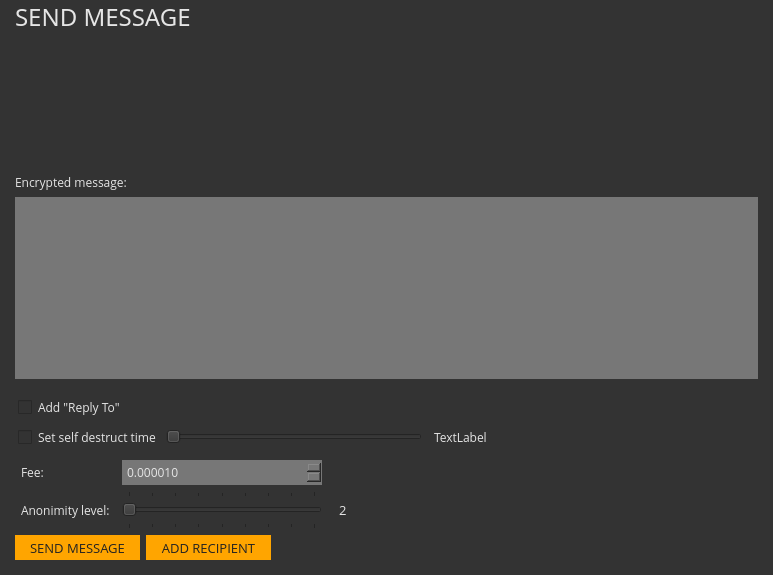
Before: the Qt Designer form src/gui/ui/sendmessageframe.ui in ConcealNetwork/conceal-desktop, drawn with Qt 5.
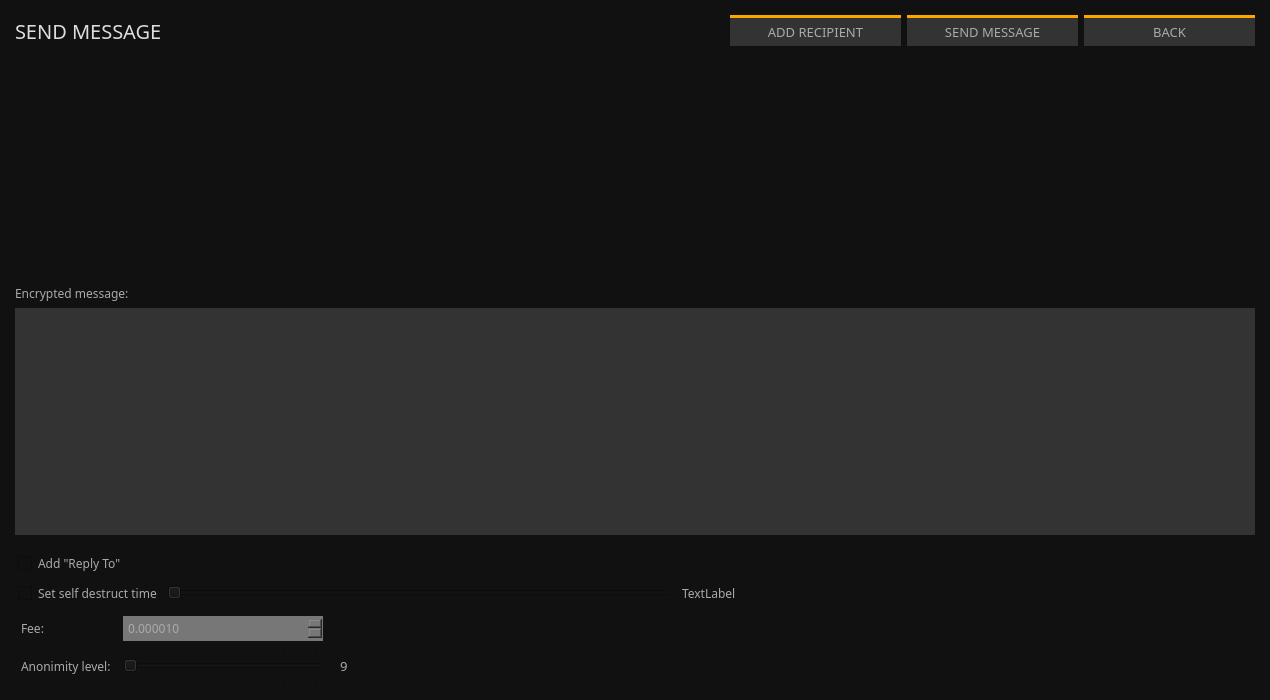
After: the same form once the commit is applied.

Diff of the .ui file:
```diff
--- a/src/gui/ui/sendmessageframe.ui
+++ b/src/gui/ui/sendmessageframe.ui
@@ -6,15 +6,15 @@
    <rect>
     <x>0</x>
     <y>0</y>
-    <width>773</width>
-    <height>575</height>
+    <width>1270</width>
+    <height>700</height>
    </rect>
   </property>
   <property name="windowTitle">
    <string>Frame</string>
   </property>
   <property name="styleSheet">
-   <string notr="true">border: 0px; background-color: #333; color: #e5e5e5;</string>
+   <string notr="true">border: 0px; background-color: #111; color: #aaa</string>
   </property>
   <property name="frameShape">
    <enum>QFrame::NoFrame</enum>
@@ -27,7 +27,7 @@
     <number>15</number>
    </property>
    <property name="topMargin">
-    <number>0</number>
+    <number>15</number>
    </property>
    <property name="rightMargin">
     <number>15</number>
@@ -36,17 +36,113 @@
     <number>15</number>
    </property>
    <item>
-    <widget class="QLabel" name="label">
-     <property name="font">
-      <font>
-       <family>Oswald</family>
-       <pointsize>18</pointsize>
-      </font>
+    <layout class="QHBoxLayout" name="horizontalLayout_4">
+     <property name="topMargin">
+      <number>0</number>
      </property>
-     <property name="text">
-      <string>SEND MESSAGE</string>
-     </property>
-    </widget>
+     <item>
+      <widget class="QLabel" name="label">
+       <property name="font">
+        <font>
+         <family>Poppins</family>
+         <pointsize>-1</pointsize>
+        </font>
+       </property>
+       <property name="styleSheet">
+        <string notr="true">color: #ddd; 
+font-size: 20px;
+font-family: Poppins;</string>
+       </property>
+       <property name="text">
+        <string>SEND MESSAGE</string>
+       </property>
+      </widget>
+     </item>
+     <item>
+      <widget class="QPushButton" name="m_addRecipientButton">
+       <property name="minimumSize">
+        <size>
+         <width>171</width>
+         <height>31</height>
+        </size>
+       </property>
+       <property name="maximumSize">
+        <size>
+         <width>171</width>
+         <height>16777215</height>
+        </size>
+       </property>
+       <property name="font">
+        <font>
+         <family>Poppins</family>
+         <pointsize>10</pointsize>
+        </font>
+       </property>
+       <property name="styleSheet">
+        <string notr="true">color: #aaa; background-color: #333; border-top: 3px solid orange;</string>
+       </property>
+       <property name="text">
+        <string>ADD RECIPIENT</string>
+       </property>
+      </widget>
+     </item>
+     <item>
+      <widget class="QPushButton" name="m_sendButton">
+       <property name="minimumSize">
+        <size>
+         <width>171</width>
+         <height>31</height>
+        </size>
+       </property>
+       <property name="maximumSize">
+        <size>
+         <width>171</width>
+         <height>16777215</height>
+        </size>
+       </property>
+       <property name="font">
+        <font>
+         <family>Poppins</family>
+         <pointsize>10</pointsize>
+        </font>
+       </property>
+       <property name="styleSheet">
+        <string notr="true">color: #aaa; background-color: #333; border-top: 3px solid orange;</string>
+       </property>
+       <property name="text">
+        <string>SEND MESSAGE</string>
+       </property>
+      </widget>
+     </item>
+     <item>
+      <widget class="QPushButton" name="m_backButton">
+       <property name="minimumSize">
+        <size>
+         <width>171</width>
+         <height>31</height>
+        </size>
+       </property>
+       <property name="maximumSize">
+        <size>
+         <width>171</width>
+         <height>31</height>
+        </size>
+       </property>
+       <property name="font">
+        <font>
+         <family>Poppins</family>
+         <pointsize>10</pointsize>
+        </font>
+       </property>
+       <property name="styleSheet">
+        <string notr="true">color: #aaa; background-color: #333; border-top: 3px solid orange;</string>
+       </property>
+       <property name="text">
+        <string>BACK</string>
+       </property>
+      </widget>
+     </item>
+    </layout>
    </item>
    <item>
     <widget class="QScrollArea" name="m_messageAddressScrollArea">
@@ -61,8 +157,8 @@
        <rect>
         <x>0</x>
         <y>0</y>
-        <width>743</width>
-        <height>119</height>
+        <width>1240</width>
+        <height>209</height>
        </rect>
       </property>
       <layout class="QVBoxLayout" name="m_addressesLayout">
@@ -102,7 +198,7 @@
     <widget class="QLabel" name="label_3">
      <property name="font">
       <font>
-       <family>Open Sans</family>
+       <family>Poppins</family>
        <pointsize>9</pointsize>
       </font>
      </property>
@@ -115,18 +211,18 @@
     <widget class="QTextEdit" name="m_messageTextEdit">
      <property name="font">
       <font>
-       <family>Open Sans</family>
+       <family>Poppins</family>
        <pointsize>9</pointsize>
       </font>
      </property>
      <property name="styleSheet">
-      <string notr="true">background-color: #777; color: #e5e5e5;</string>
+      <string notr="true">background-color: #333; color: #aaa;</string>
      </property>
      <property name="html">
       <string notr="true">&lt;!DOCTYPE HTML PUBLIC &quot;-//W3C//DTD HTML 4.0//EN&quot; &quot;http://www.w3.org/TR/REC-html40/strict.dtd&quot;&gt;
 &lt;html&gt;&lt;head&gt;&lt;meta name=&quot;qrichtext&quot; content=&quot;1&quot; /&gt;&lt;style type=&quot;text/css&quot;&gt;
 p, li { white-space: pre-wrap; }
-&lt;/style&gt;&lt;/head&gt;&lt;body style=&quot; font-family:'Open Sans'; font-size:9pt; font-weight:400; font-style:normal;&quot;&gt;
+&lt;/style&gt;&lt;/head&gt;&lt;body style=&quot; font-family:'Poppins'; font-size:9pt; font-weight:400; font-style:normal;&quot;&gt;
 &lt;p style=&quot;-qt-paragraph-type:empty; margin-top:0px; margin-bottom:0px; margin-left:0px; margin-right:0px; -qt-block-indent:0; text-indent:0px; font-family:'.Helvetica Neue DeskInterface'; font-size:13pt;&quot;&gt;&lt;br /&gt;&lt;/p&gt;&lt;/body&gt;&lt;/html&gt;</string>
      </property>
     </widget>
@@ -156,7 +252,7 @@
       <widget class="QCheckBox" name="m_addReplyToCheck">
        <property name="font">
         <font>
-         <family>Open Sans</family>
+         <family>Poppins</family>
          <pointsize>9</pointsize>
         </font>
        </property>
@@ -179,7 +275,7 @@
       <widget class="QCheckBox" name="m_ttlCheck">
        <property name="font">
         <font>
-         <family>Open Sans</family>
+         <family>Poppins</family>
          <pointsize>9</pointsize>
         </font>
        </property>
@@ -211,7 +307,7 @@
       <widget class="QLabel" name="m_ttlLabel">
        <property name="font">
         <font>
-         <family>Open Sans</family>
+         <family>Poppins</family>
          <pointsize>9</pointsize>
         </font>
        </property>
@@ -261,16 +357,16 @@
         <string notr="true">padding: 3px; border: 0px; </string>
        </property>
        <property name="minimum">
-        <number>2</number>
+        <number>9</number>
        </property>
        <property name="maximum">
-        <number>10</number>
+        <number>15</number>
        </property>
        <property name="pageStep">
         <number>1</number>
        </property>
        <property name="value">
-        <number>2</number>
+        <number>9</number>
        </property>
        <property name="tracking">
         <bool>false</bool>
@@ -290,7 +386,7 @@
       <widget class="QLabel" name="label_2">
        <property name="font">
         <font>
-         <family>Open Sans</family>
+         <family>Poppins</family>
          <pointsize>9</pointsize>
         </font>
        </property>
@@ -318,7 +414,7 @@
        </property>
        <property name="font">
         <font>
-         <family>Open Sans</family>
+         <family>Poppins</family>
          <pointsize>10</pointsize>
         </font>
        </property>
@@ -326,7 +422,7 @@
         <string notr="true">padding: 3px; border: 0px; </string>
        </property>
        <property name="text">
-        <string notr="true">2</string>
+        <string notr="true">9</string>
        </property>
        <property name="maxLength">
         <number>5</number>
@@ -359,7 +455,7 @@
       <widget class="QLabel" name="label_4">
        <property name="font">
         <font>
-         <family>Open Sans</family>
+         <family>Poppins</family>
          <pointsize>9</pointsize>
         </font>
        </property>
@@ -381,7 +477,7 @@
        </property>
        <property name="font">
         <font>
-         <family>Open Sans</family>
+         <family>Poppins</family>
          <pointsize>9</pointsize>
         </font>
        </property>
@@ -407,74 +503,6 @@
      </item>
     </layout>
    </item>
-   <item>
-    <layout class="QHBoxLayout" name="horizontalLayout">
-     <item>
-      <widget class="QPushButton" name="m_sendButton">
-       <property name="minimumSize">
-        <size>
-         <width>125</width>
-         <height>25</height>
-        </size>
-       </property>
-       <property name="font">
-        <font>
-         <family>Open Sans</family>
-         <pointsize>10</pointsize>
-        </font>
-       </property>
-       <property name="styleSheet">
-        <string notr="true">color: #222; border-radius: 0px; border: 0px solid; background-color: orange;</string>
-       </property>
-       <property name="text">
-        <string>SEND MESSAGE</string>
-       </property>
-      </widget>
-     </item>
-     <item>
-      <widget class="QPushButton" name="m_addRecipientButton">
-       <property name="minimumSize">
-        <size>
-         <width>125</width>
-         <height>25</height>
-        </size>
-       </property>
-       <property name="font">
-        <font>
-         <family>Open Sans</family>
-         <pointsize>10</pointsize>
-        </font>
-       </property>
-       <property name="styleSheet">
-        <string notr="true">color: #222; border-radius: 0px; border: 0px solid; background-color: orange;</string>
-       </property>
-       <property name="text">
-        <string>ADD RECIPIENT</string>
-       </property>
-      </widget>
-     </item>
-     <item>
-      <spacer name="horizontalSpacer_2">
-       <property name="orientation">
-        <enum>Qt::Horizontal</enum>
-       </property>
-       <property name="sizeHint" stdset="0">
-        <size>
-         <width>40</width>
-         <height>20</height>
-        </size>
-       </property>
-      </spacer>
-     </item>
-     <item>
-      <widget class="QLabel" name="m_tickerLabel">
-       <property name="text">
-        <string notr="true"/>
-       </property>
-      </widget>
-     </item>
-    </layout>
-   </item>
   </layout>
  </widget>
  <resources/>
```
Left out of the diff: 17 changed lines with no effect on the pictures.
